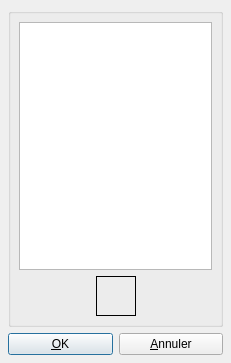
Above: src/client/AvatarsUI.ui from arabine/icl before the change. Below: the same form after it.
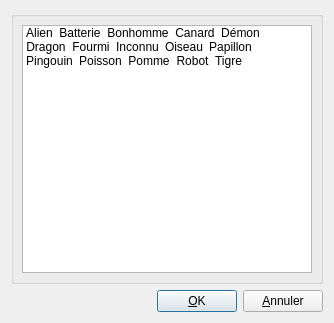
That is the form after the change. Icons and pictures are not drawn.

Commit message: Simplified the avatar chooser, better GUI and removed class file.

What changed in the file:
```diff
--- a/src/client/AvatarsUI.ui
+++ b/src/client/AvatarsUI.ui
@@ -3,137 +3,270 @@
  <comment></comment>
  <exportmacro></exportmacro>
  <class>Avatars</class>
- <widget class="QDialog" name="Avatars" >
-  <property name="geometry" >
+ <widget class="QDialog" name="Avatars">
+  <property name="windowModality">
+   <enum>Qt::WindowModal</enum>
+  </property>
+  <property name="geometry">
    <rect>
     <x>0</x>
     <y>0</y>
-    <width>231</width>
-    <height>363</height>
+    <width>334</width>
+    <height>323</height>
    </rect>
   </property>
   <property name="windowTitle" >
    <string>Avatars</string>
   </property>
-  <layout class="QGridLayout" >
-   <property name="margin" >
-    <number>8</number>
-   </property>
-   <property name="spacing" >
-    <number>6</number>
-   </property>
-   <item row="0" column="0" >
-    <widget class="QGroupBox" name="groupBox" >
-     <property name="title" >
+  <layout class="QGridLayout" name="gridLayout">
+   <item row="0" column="0">
+    <widget class="QGroupBox" name="groupBox">
+     <property name="title">
       <string/>
      </property>
-     <layout class="QGridLayout" >
-      <property name="margin" >
+     <layout class="QGridLayout">
+      <property name="margin">
        <number>8</number>
       </property>
-      <property name="spacing" >
+      <property name="spacing">
        <number>6</number>
       </property>
-      <item row="0" column="0" >
-       <widget class="QListWidget" name="listWidget" />
-      </item>
-      <item row="1" column="0" >
-       <layout class="QVBoxLayout" >
-        <property name="margin" >
-         <number>0</number>
+      <item row="0" column="0">
+       <widget class="QListWidget" name="avatarsList">
+        <property name="locale">
+         <locale language="French" country="France"/>
         </property>
-        <property name="spacing" >
-         <number>6</number>
+        <property name="autoScroll">
+         <bool>true</bool>
         </property>
+        <property name="editTriggers">
+         <set>QAbstractItemView::NoEditTriggers</set>
+        </property>
+        <property name="showDropIndicator" stdset="0">
+         <bool>false</bool>
+        </property>
+        <property name="dragDropMode">
+         <enum>QAbstractItemView::DragDrop</enum>
+        </property>
+        <property name="movement">
+         <enum>QListView::Snap</enum>
+        </property>
+        <property name="resizeMode">
+         <enum>QListView::Fixed</enum>
+        </property>
+        <property name="viewMode">
+         <enum>QListView::IconMode</enum>
+        </property>
         <item>
-         <layout class="QHBoxLayout" >
-          <property name="margin" >
-           <number>0</number>
-          </property>
-          <property name="spacing" >
-           <number>6</number>
-          </property>
-          <item>
-           <spacer>
-            <property name="orientation" >
-             <enum>Qt::Horizontal</enum>
-            </property>
-            <property name="sizeHint" >
-             <size>
-              <width>40</width>
-              <height>20</height>
-             </size>
-            </property>
-           </spacer>
-          </item>
-          <item>
-           <widget class="QLabel" name="avatarImage" >
-            <property name="sizePolicy" >
-             <sizepolicy>
-              <hsizetype>0</hsizetype>
-              <vsizetype>0</vsizetype>
-              <horstretch>0</horstretch>
-              <verstretch>0</verstretch>
-             </sizepolicy>
-            </property>
-            <property name="minimumSize" >
-             <size>
-              <width>40</width>
-              <height>40</height>
-             </size>
-            </property>
-            <property name="maximumSize" >
-             <size>
-              <width>40</width>
-              <height>40</height>
-             </size>
-            </property>
-            <property name="frameShape" >
-             <enum>QFrame::Box</enum>
-            </property>
-            <property name="text" >
-             <string/>
-            </property>
-           </widget>
-          </item>
-          <item>
-           <spacer>
-            <property name="orientation" >
-             <enum>Qt::Horizontal</enum>
-            </property>
-            <property name="sizeHint" >
-             <size>
-              <width>40</width>
-              <height>20</height>
-             </size>
-            </property>
-           </spacer>
-          </item>
-         </layout>
+         <property name="text">
+          <string extracomment="Hop">Alien</string>
+         </property>
+         <property name="icon">
+          <iconset resource="../data/data.qrc">
+           <normaloff>:/images/avatars/alien.png</normaloff>:/images/avatars/alien.png</iconset>
+         </property>
+         <property name="flags">
+          <set>ItemIsSelectable|ItemIsEnabled</set>
+         </property>
         </item>
-       </layout>
+        <item>
+         <property name="text">
+          <string>Batterie</string>
+         </property>
+         <property name="icon">
+          <iconset resource="../data/data.qrc">
+           <normaloff>:/images/avatars/batterie.png</normaloff>:/images/avatars/batterie.png</iconset>
+         </property>
+         <property name="flags">
+          <set>ItemIsSelectable|ItemIsEnabled</set>
+         </property>
+        </item>
+        <item>
+         <property name="text">
+          <string>Bonhomme</string>
+         </property>
+         <property name="icon">
+          <iconset resource="../data/data.qrc">
+           <normaloff>:/images/avatars/bonhomme.png</normaloff>:/images/avatars/bonhomme.png</iconset>
+         </property>
+         <property name="flags">
+          <set>ItemIsSelectable|ItemIsEnabled</set>
+         </property>
+        </item>
+        <item>
+         <property name="text">
+          <string>Canard</string>
+         </property>
+         <property name="icon">
+          <iconset resource="../data/data.qrc">
+           <normaloff>:/images/avatars/canard.png</normaloff>:/images/avatars/canard.png</iconset>
+         </property>
+         <property name="flags">
+          <set>ItemIsSelectable|ItemIsEnabled</set>
+         </property>
+        </item>
+        <item>
+         <property name="text">
+          <string>Démon</string>
+         </property>
+         <property name="icon">
+          <iconset resource="../data/data.qrc">
+           <normaloff>:/images/avatars/demon.png</normaloff>:/images/avatars/demon.png</iconset>
+         </property>
+         <property name="flags">
+          <set>ItemIsSelectable|ItemIsEnabled</set>
+         </property>
+        </item>
+        <item>
+         <property name="text">
+          <string>Dragon</string>
+         </property>
+         <property name="icon">
+          <iconset resource="../data/data.qrc">
+           <normaloff>:/images/avatars/dragon.png</normaloff>:/images/avatars/dragon.png</iconset>
+         </property>
+         <property name="flags">
+          <set>ItemIsSelectable|ItemIsEnabled</set>
+         </property>
+        </item>
+        <item>
+         <property name="text">
+          <string>Fourmi</string>
+         </property>
+         <property name="icon">
+          <iconset resource="../data/data.qrc">
+           <normaloff>:/images/avatars/fourmi.png</normaloff>:/images/avatars/fourmi.png</iconset>
+         </property>
+         <property name="flags">
+          <set>ItemIsSelectable|ItemIsEnabled</set>
+         </property>
+        </item>
+        <item>
+         <property name="text">
+          <string>Inconnu</string>
+         </property>
+         <property name="icon">
+          <iconset resource="../data/data.qrc">
+           <normaloff>:/images/avatars/inconnu.png</normaloff>:/images/avatars/inconnu.png</iconset>
+         </property>
+         <property name="flags">
+          <set>ItemIsSelectable|ItemIsEnabled</set>
+         </property>
+        </item>
+        <item>
+         <property name="text">
+          <string>Oiseau</string>
+         </property>
+         <property name="icon">
+          <iconset resource="../data/data.qrc">
+           <normaloff>:/images/avatars/oiseau.png</normaloff>:/images/avatars/oiseau.png</iconset>
+         </property>
+         <property name="flags">
+          <set>ItemIsSelectable|ItemIsEnabled</set>
+         </property>
+        </item>
+        <item>
+         <property name="text">
+          <string>Papillon</string>
+         </property>
+         <property name="icon">
+          <iconset resource="../data/data.qrc">
+           <normaloff>:/images/avatars/papillon.png</normaloff>:/images/avatars/papillon.png</iconset>
+         </property>
+         <property name="flags">
+          <set>ItemIsSelectable|ItemIsEnabled</set>
+         </property>
+        </item>
+        <item>
+         <property name="text">
+          <string>Pingouin</string>
+         </property>
+         <property name="icon">
+          <iconset resource="../data/data.qrc">
+           <normaloff>:/images/avatars/pingouin.png</normaloff>:/images/avatars/pingouin.png</iconset>
+         </property>
+         <property name="flags">
+          <set>ItemIsSelectable|ItemIsEnabled</set>
+         </property>
+        </item>
+        <item>
+         <property name="text">
+          <string>Poisson</string>
+         </property>
+         <property name="icon">
+          <iconset resource="../data/data.qrc">
+           <normaloff>:/images/avatars/poisson.png</normaloff>:/images/avatars/poisson.png</iconset>
+         </property>
+         <property name="flags">
+          <set>ItemIsSelectable|ItemIsEnabled</set>
+         </property>
+        </item>
+        <item>
+         <property name="text">
+          <string>Pomme</string>
+         </property>
+         <property name="icon">
+          <iconset resource="../data/data.qrc">
+           <normaloff>:/images/avatars/pomme.png</normaloff>:/images/avatars/pomme.png</iconset>
+         </property>
+         <property name="flags">
+          <set>ItemIsSelectable|ItemIsEnabled</set>
+         </property>
+        </item>
+        <item>
+         <property name="text">
+          <string>Robot</string>
+         </property>
+         <property name="icon">
+          <iconset resource="../data/data.qrc">
+           <normaloff>:/images/avatars/robot.png</normaloff>:/images/avatars/robot.png</iconset>
+         </property>
+         <property name="flags">
+          <set>ItemIsSelectable|ItemIsEnabled</set>
+         </property>
+        </item>
+        <item>
+         <property name="text">
+          <string>Tigre</string>
+         </property>
+         <property name="icon">
+          <iconset resource="../data/data.qrc">
+           <normaloff>:/images/avatars/tigre.png</normaloff>:/images/avatars/tigre.png</iconset>
+         </property>
+         <property name="flags">
+          <set>ItemIsSelectable|ItemIsEnabled</set>
+         </property>
+        </item>
+       </widget>
       </item>
      </layout>
     </widget>
    </item>
-   <item row="1" column="0" >
-    <layout class="QHBoxLayout" >
-     <property name="margin" >
-      <number>0</number>
-     </property>
-     <property name="spacing" >
-      <number>6</number>
-     </property>
+   <item row="1" column="0">
+    <layout class="QHBoxLayout" name="horizontalLayout">
      <item>
-      <widget class="QPushButton" name="okButton" >
-       <property name="text" >
+      <spacer name="horizontalSpacer">
+       <property name="orientation">
+        <enum>Qt::Horizontal</enum>
+       </property>
+       <property name="sizeHint" stdset="0">
+        <size>
+         <width>40</width>
+         <height>20</height>
+        </size>
+       </property>
+      </spacer>
+     </item>
+     <item>
+      <widget class="QPushButton" name="okButton">
+       <property name="text">
         <string>&amp;OK</string>
        </property>
       </widget>
      </item>
      <item>
-      <widget class="QPushButton" name="cancelButton" >
-       <property name="text" >
+      <widget class="QPushButton" name="cancelButton">
+       <property name="text">
         <string>&amp;Annuler</string>
        </property>
       </widget>
```
Left out of the diff: 21 changed lines with no effect on the pictures. The commit also changes 13 other files.
